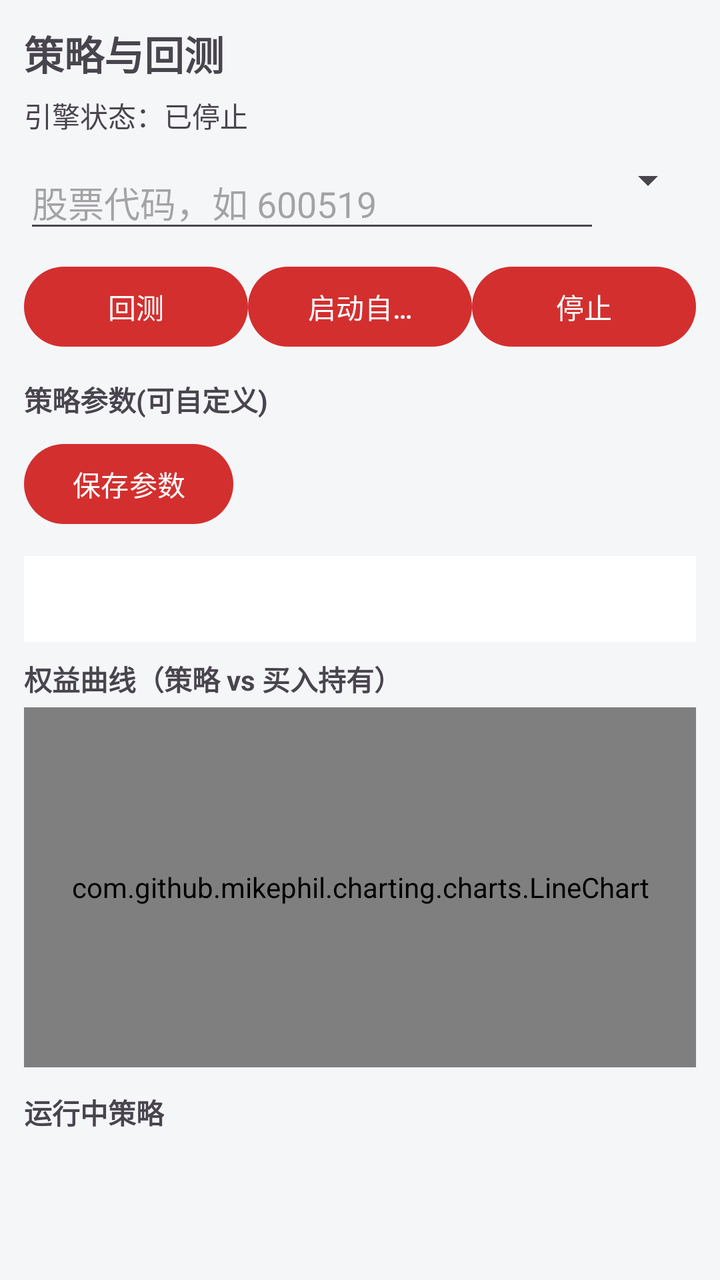
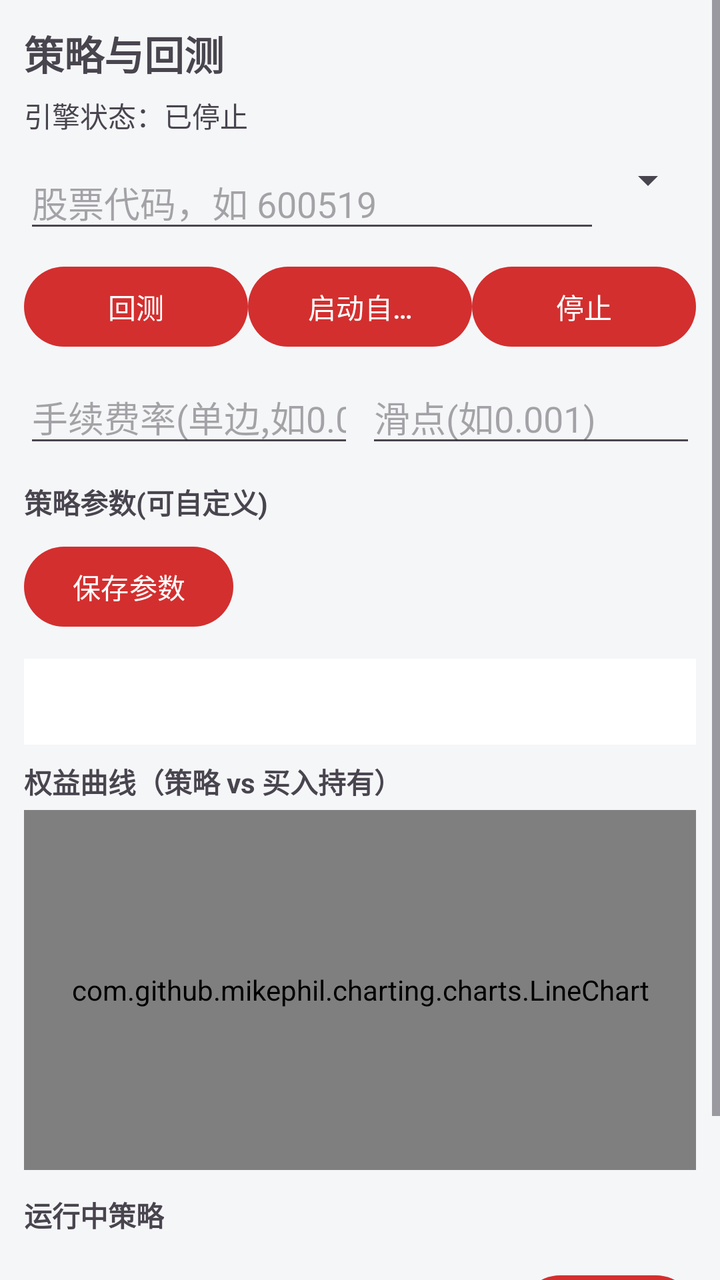

The first picture is an Android layout as it rendered before a commit; the second is the same layout after the commit. The layout source and the unified diff follow.
<!-- AndroidManifest.xml: application theme Theme.QuantApp -->
<!-- res/layout/fragment_strategy.xml -->
<?xml version="1.0" encoding="utf-8"?>
<ScrollView xmlns:android="http://schemas.android.com/apk/res/android"
    android:layout_width="match_parent" android:layout_height="match_parent">

    <LinearLayout android:layout_width="match_parent" android:layout_height="wrap_content"
        android:orientation="vertical" android:padding="12dp">

        <TextView android:layout_width="wrap_content" android:layout_height="wrap_content"
            android:text="策略与回测" android:textSize="20sp" android:textStyle="bold" />

        <TextView android:id="@+id/tv_running_status" android:layout_width="match_parent"
            android:layout_height="wrap_content" android:layout_marginTop="6dp"
            android:text="引擎状态：已停止" />

        <LinearLayout android:layout_width="match_parent" android:layout_height="wrap_content"
            android:orientation="horizontal" android:layout_marginTop="10dp">
            <EditText android:id="@+id/et_strat_symbol" android:layout_width="0dp"
                android:layout_height="wrap_content" android:layout_weight="1"
                android:hint="股票代码，如 600519" android:inputType="number" />
            <Spinner android:id="@+id/spinner_strategy" android:layout_width="wrap_content"
                android:layout_height="wrap_content" />
        </LinearLayout>

        <LinearLayout android:layout_width="match_parent" android:layout_height="wrap_content"
            android:orientation="horizontal" android:layout_marginTop="8dp">
            <Button android:id="@+id/btn_backtest" android:layout_width="0dp"
                android:layout_height="wrap_content" android:layout_weight="1"
                android:singleLine="true" android:text="回测" />
            <Button android:id="@+id/btn_start" android:layout_width="0dp"
                android:layout_height="wrap_content" android:layout_weight="1"
                android:singleLine="true" android:text="启动自动交易" />
            <Button android:id="@+id/btn_stop" android:layout_width="0dp"
                android:layout_height="wrap_content" android:layout_weight="1"
                android:singleLine="true" android:text="停止" />
        </LinearLayout>

        <TextView android:layout_width="wrap_content" android:layout_height="wrap_content"
            android:layout_marginTop="12dp" android:text="策略参数(可自定义)" android:textStyle="bold" />
        <LinearLayout android:id="@+id/linear_params" android:layout_width="match_parent"
            android:layout_height="wrap_content" android:orientation="vertical" android:layout_marginTop="4dp" />
        <Button android:id="@+id/btn_apply_params" android:layout_width="wrap_content"
            android:layout_height="wrap_content" android:layout_marginTop="4dp" android:text="保存参数" />

        <TextView android:id="@+id/tv_backtest"
            android:layout_width="match_parent" android:layout_height="wrap_content"
            android:layout_marginTop="12dp" android:padding="12dp" android:background="@color/card_bg"
            android:textIsSelectable="true" android:textSize="14sp" />

        <TextView android:layout_width="wrap_content" android:layout_height="wrap_content"
            android:text="权益曲线（策略 vs 买入持有）" android:layout_marginTop="8dp"
            android:textStyle="bold" android:textSize="14sp" />
        <com.github.mikephil.charting.charts.LineChart
            android:id="@+id/chart_equity" android:layout_width="match_parent"
            android:layout_height="180dp" android:layout_marginTop="4dp" android:background="@color/card_bg" />

        <TextView android:layout_width="wrap_content" android:layout_height="wrap_content"
            android:text="运行中策略" android:layout_marginTop="12dp" android:textStyle="bold" />
        <ListView android:id="@+id/list_active" android:layout_width="match_parent"
            android:layout_height="wrap_content" android:background="@color/card_bg" />
    </LinearLayout>
</ScrollView>
<!-- resources referenced by this layout -->
<resources>
  <color name="card_bg">#FFFFFF</color>
  <style name="Theme.QuantApp" parent="Theme.Material3.DayNight.NoActionBar">
          <item name="colorPrimary">@color/brand</item>
          <item name="colorPrimaryVariant">@color/brand_dark</item>
          <item name="colorOnPrimary">#FFFFFF</item>
          <item name="android:statusBarColor">@color/brand_dark</item>
          <item name="android:windowBackground">@color/bg</item>
      </style>
  <color name="brand">#D32F2F</color>
  <color name="brand_dark">#B71C1C</color>
  <color name="bg">#F5F6F8</color>
</resources>

<!-- the commit's change to res/layout/fragment_strategy.xml (unified diff, before → after) -->
@@ -34,6 +34,19 @@
                 android:singleLine="true" android:text="停止" />
         </LinearLayout>
 
+        <LinearLayout android:layout_width="match_parent" android:layout_height="wrap_content"
+            android:orientation="horizontal" android:layout_marginTop="8dp">
+            <EditText android:id="@+id/et_fee_rate" android:layout_width="0dp"
+                android:layout_height="wrap_content" android:layout_weight="1"
+                android:hint="手续费率(单边,如0.0003)" android:inputType="numberDecimal"
+                android:singleLine="true" />
+            <EditText android:id="@+id/et_slippage" android:layout_width="0dp"
+                android:layout_height="wrap_content" android:layout_weight="1"
+                android:layout_marginStart="6dp"
+                android:hint="滑点(如0.001)" android:inputType="numberDecimal"
+                android:singleLine="true" />
+        </LinearLayout>
+
         <TextView android:layout_width="wrap_content" android:layout_height="wrap_content"
             android:layout_marginTop="12dp" android:text="策略参数(可自定义)" android:textStyle="bold" />
         <LinearLayout android:id="@+id/linear_params" android:layout_width="match_parent"
@@ -57,5 +70,22 @@
             android:text="运行中策略" android:layout_marginTop="12dp" android:textStyle="bold" />
         <ListView android:id="@+id/list_active" android:layout_width="match_parent"
             android:layout_height="wrap_content" android:background="@color/card_bg" />
+
+        <LinearLayout android:layout_width="match_parent" android:layout_height="wrap_content"
+            android:orientation="horizontal" android:layout_marginTop="16dp"
+            android:gravity="center_vertical">
+            <TextView android:layout_width="0dp" android:layout_height="wrap_content"
+                android:layout_weight="1" android:text="信号与成交日志" android:textStyle="bold" />
+            <Button android:id="@+id/btn_clear_log" android:layout_width="wrap_content"
+                android:layout_height="wrap_content" android:text="清空" />
+        </LinearLayout>
+        <ScrollView android:layout_width="match_parent" android:layout_height="wrap_content"
+            android:layout_marginTop="4dp">
+            <TextView android:id="@+id/tv_engine_log"
+                android:layout_width="match_parent" android:layout_height="wrap_content"
+                android:padding="10dp" android:background="@color/card_bg"
+                android:textIsSelectable="true" android:textSize="12sp"
+                android:fontFamily="monospace" />
+        </ScrollView>
     </LinearLayout>
 </ScrollView>
